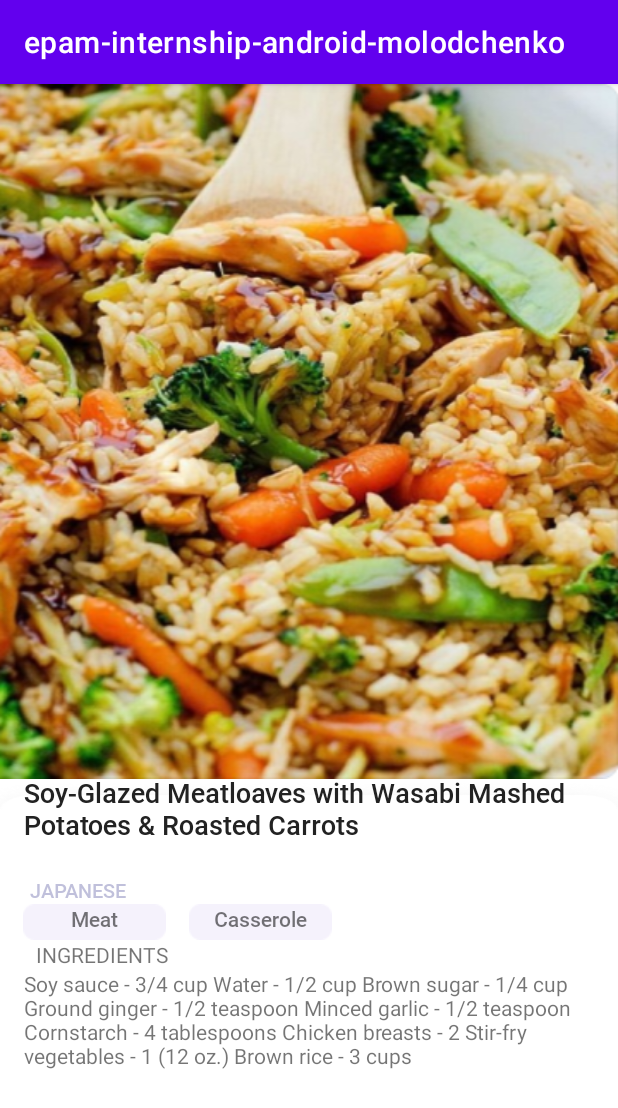
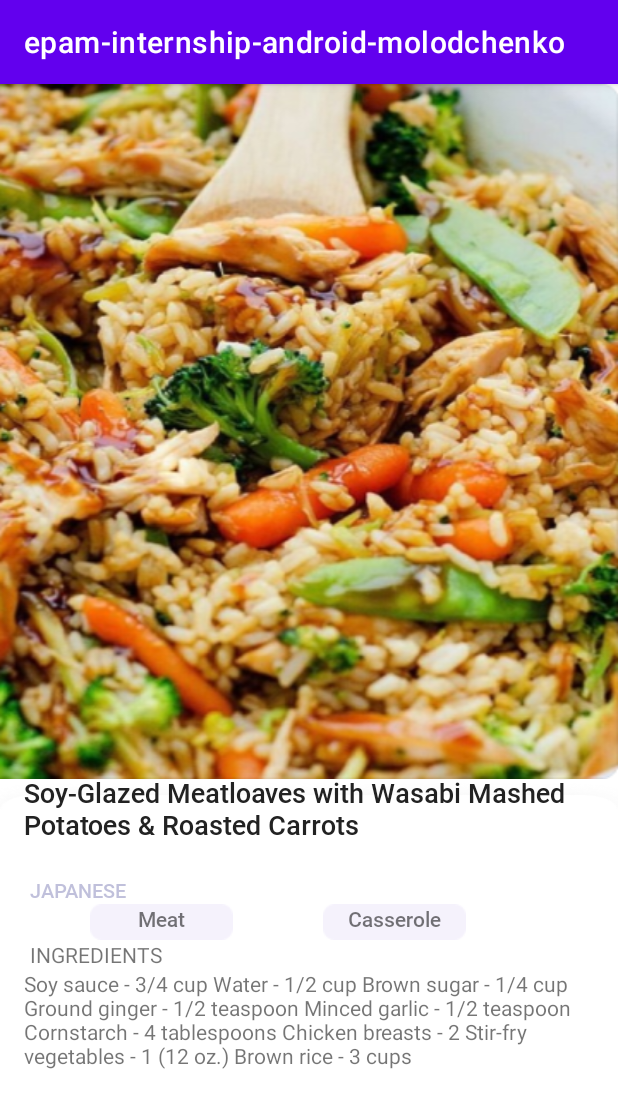
Before and after one commit to vjmo/epam_internship_android_molodchenko, an Android app: the screen it shows after launch (HostMainActivity), after a tap on "Soy-Glazed Meatloaves with Wasabi Mashed", on a phone screen of 412 x 824 dp. Shown: the top 1108 px of the screen. Run offline under Robolectric (Android 15) with nearby library versions, the phone set to English and light mode, and no system bars.

Commit message:
[Lection 12] [Molodchenko Veronika] Bug fixes

```diff
--- a/lection_8/app/src/main/java/com/example/epam_internship_android_molodchenko/CategoryAdapter.kt
+++ b/lection_8/app/src/main/java/com/example/epam_internship_android_molodchenko/CategoryAdapter.kt
@@ -45,7 +45,6 @@ class CategoryAdapter : RecyclerView.Adapter<CategoryViewHolder>() {
         }
 
     }
-        //clickListener.apply { notifyDataSetChanged() }
 
     override fun getItemCount(): Int = list.size
 
--- a/lection_8/app/src/main/java/com/example/epam_internship_android_molodchenko/CategoryViewHolder.kt
+++ b/lection_8/app/src/main/java/com/example/epam_internship_android_molodchenko/CategoryViewHolder.kt
@@ -16,10 +16,9 @@ class CategoryViewHolder(view: View) :
         imageCategory.setImageResource(modelCategory.imgCategory)
         itemView.setOnClickListener {
             cardCategory.isSelected = !cardCategory.isSelected
-            if (modelCategory.selectCategory)//?
+            if (modelCategory.selectCategory)
                 cardCategory.setBackgroundResource(R.color.pink)
             else cardCategory.setBackgroundResource(R.color.white)
-            //clickListener.invoke(modelCategory)
             clickListener.onItemClick(modelCategory)
         }
     }
--- a/lection_8/app/src/main/java/com/example/epam_internship_android_molodchenko/HostMainActivity.kt
+++ b/lection_8/app/src/main/java/com/example/epam_internship_android_molodchenko/HostMainActivity.kt
@@ -10,12 +10,10 @@ public class HostMainActivity : AppCompatActivity() {
     override fun onCreate(savedInstanceState: Bundle?) {
         super.onCreate(savedInstanceState)
         setContentView(R.layout.activity_host_main)
-        //if (savedInstanceState != null) {
         val fragmentManager: FragmentManager = supportFragmentManager
         fragmentManager
             .beginTransaction()
             .replace(R.id.host_activity, HostFragment())
             .commit()
-        //}
     }
 }
--- a/lection_8/app/src/main/java/com/example/epam_internship_android_molodchenko/MealAdapter.kt
+++ b/lection_8/app/src/main/java/com/example/epam_internship_android_molodchenko/MealAdapter.kt
@@ -4,10 +4,10 @@ import android.view.LayoutInflater
 import android.view.ViewGroup
 import androidx.recyclerview.widget.RecyclerView
 
-class MealAdapter(var clickListener: OnItemClickListenerMeal) : RecyclerView.Adapter<MealViewHolder>() {
+class MealAdapter(var clickListener: OnItemClickListenerMeal) :
+    RecyclerView.Adapter<MealViewHolder>() {
 
     private val list: MutableList<ModelMeal> = mutableListOf()
-    //var clickListener: (ModelMeal) -> Unit = {}
 
     override fun onCreateViewHolder(parent: ViewGroup, viewType: Int): MealViewHolder {
         val view = LayoutInflater.from(parent.context).inflate(R.layout.item_list, parent, false)
--- a/lection_8/app/src/main/java/com/example/epam_internship_android_molodchenko/MealListFragment.kt
+++ b/lection_8/app/src/main/java/com/example/epam_internship_android_molodchenko/MealListFragment.kt
@@ -37,7 +37,7 @@ class MealListFragment : Fragment() {
         super.onViewCreated(view, savedInstanceState)
 
         val clickListenerMeal = object : OnItemClickListenerMeal {
-            override fun onItemClick(modelMeal: ModelMeal)  {
+            override fun onItemClick(modelMeal: ModelMeal) {
                 parentFragmentManager.beginTransaction()
                     .replace(
                         R.id.host_fragment, MealDetailsFragment.newInstance(modelMeal.title)
@@ -53,7 +53,6 @@ class MealListFragment : Fragment() {
         recyclerViewMeal.layoutManager = LinearLayoutManager(context)
         recyclerViewMeal.adapter = recyclerViewAdapterMeal
 
-        recyclerViewAdapterMeal.clickListener
         recyclerViewAdapterMeal.setList(listOf(modelMealOne, modelMealTwo))
 
         recyclerViewAdapterMeal.clickListener = clickListenerMeal
@@ -61,10 +60,10 @@ class MealListFragment : Fragment() {
         val recyclerViewCategory = view.findViewById<RecyclerView>(R.id.rv_category)
         val recyclerViewAdapterCategory = CategoryAdapter()
 
-        recyclerViewCategory.layoutManager = LinearLayoutManager(context, LinearLayoutManager.HORIZONTAL, false )
+        recyclerViewCategory.layoutManager =
+            LinearLayoutManager(context, LinearLayoutManager.HORIZONTAL, false)
         recyclerViewCategory.adapter = recyclerViewAdapterCategory
 
-        recyclerViewAdapterCategory.clickListener
         recyclerViewAdapterCategory.setList(
             listOf(
                 modelCategoryOne,
--- a/lection_8/app/src/main/java/com/example/epam_internship_android_molodchenko/MealViewHolder.kt
+++ b/lection_8/app/src/main/java/com/example/epam_internship_android_molodchenko/MealViewHolder.kt
@@ -10,7 +10,7 @@ class MealViewHolder(view: View, private val clickListener: OnItemClickListenerM
     val title: TextView = view.findViewById<TextView>(R.id.txt_itm_meal_one)
     val image = view.findViewById<ImageView>(R.id.meal_one_img)
 
-    fun bind(modelMeal: ModelMeal){
+    fun bind(modelMeal: ModelMeal) {
         title.text = modelMeal.title
         image.setImageResource(modelMeal.imgRes)
         itemView.setOnClickListener {
--- a/lection_8/app/src/main/res/layout/category_item_list.xml
+++ b/lection_8/app/src/main/res/layout/category_item_list.xml
@@ -4,7 +4,7 @@
     android:layout_height="wrap_content"
     xmlns:app="http://schemas.android.com/apk/res-auto"
     android:gravity="center"
-    android:padding="2dp"
+    android:padding="@dimen/paddingForConstItemList"
     android:orientation="horizontal">
 
     <androidx.cardview.widget.CardView
--- a/lection_8/app/src/main/res/layout/fragment_meal_details.xml
+++ b/lection_8/app/src/main/res/layout/fragment_meal_details.xml
@@ -96,13 +96,12 @@
                     android:id="@+id/cass_txt"
                     android:layout_width="wrap_content"
                     android:layout_height="wrap_content"
-                    android:layout_alignBottom="@id/meat_txt"
-                    android:layout_marginEnd="196dp"
                     android:background="@drawable/btn_ter"
                     android:fontFamily="@font/roboto_medium"
                     android:text="@string/casserole_txt_str"
                     android:textAlignment="center"
                     app:layout_constraintEnd_toEndOf="parent"
+                    app:layout_constraintStart_toEndOf="@+id/txt_ingr"
                     app:layout_constraintTop_toTopOf="parent" />
 
                 <TextView
@@ -112,22 +111,20 @@
                     android:text="@string/ingr_txt_str"
                     app:layout_constraintBottom_toTopOf="@+id/rec_txt"
                     app:layout_constraintEnd_toEndOf="parent"
-                    app:layout_constraintHorizontal_bias="0.072"
+                    android:layout_marginRight="@dimen/paddingTextViewDetails"
                     app:layout_constraintStart_toStartOf="parent"
-                    app:layout_constraintTop_toBottomOf="@+id/meat_txt"
-                    app:layout_constraintVertical_bias="0.541" />
+                    app:layout_constraintTop_toBottomOf="@+id/meat_txt" />
 
                 <TextView
                     android:id="@+id/rec_txt"
                     android:layout_width="match_parent"
                     android:layout_height="wrap_content"
-                    android:layout_marginStart="16dp"
-                    android:layout_marginBottom="93dp"
+                    android:layout_marginStart="@dimen/layout_marginStartTextViewDetails"
+                    android:layout_marginBottom="@dimen/layout_marginBottomTextViewDetails"
                     android:text="@string/rec_str"
                     app:layout_constraintBottom_toTopOf="@+id/video_img_id"
                     app:layout_constraintStart_toStartOf="parent"
                     app:layout_constraintTop_toTopOf="parent"
-                    app:layout_constraintVertical_bias="1.0"
                     tools:ignore="MissingConstraints" />
 
                 <ImageView
--- a/lection_8/app/src/main/res/layout/fragment_meal_list.xml
+++ b/lection_8/app/src/main/res/layout/fragment_meal_list.xml
@@ -30,7 +30,6 @@
         android:foregroundGravity="center"
         android:orientation="horizontal"
         app:layout_constraintEnd_toEndOf="parent"
-        app:layout_constraintHorizontal_bias="0.0"
         app:layout_constraintStart_toStartOf="parent"
         app:layout_constraintTop_toBottomOf="@+id/textView"
         tools:itemCount="1"
@@ -53,10 +52,8 @@
             android:layout_height="wrap_content"
             app:layout_constraintBottom_toBottomOf="parent"
             app:layout_constraintEnd_toEndOf="parent"
-            app:layout_constraintHorizontal_bias="0.0"
             app:layout_constraintStart_toStartOf="parent"
             app:layout_constraintTop_toBottomOf="@+id/rv_category"
-            app:layout_constraintVertical_bias="0.0"
             tools:itemCount="2"
             tools:listitem="@layout/item_list" />
     </androidx.cardview.widget.CardView>
--- a/lection_8/app/src/main/res/values/dimens.xml
+++ b/lection_8/app/src/main/res/values/dimens.xml
@@ -37,4 +37,9 @@
     <dimen name="layout_margin_for_card_category">10dp</dimen>
     <dimen name="layout_marginLeft_for_rv_cat">20dp</dimen>
     <dimen name="layout_marginRight_for_rv_cat">10dp</dimen>
+    <dimen name="paddingConstItemCategory">2dp</dimen>
+    <dimen name="layout_marginBottomTextViewDetails">94dp</dimen>
+    <dimen name="layout_marginStartTextViewDetails">16dp</dimen>
+    <dimen name="paddingTextViewDetails">290dp</dimen>
+    <dimen name="layout_marginEndDetailsText">196dp</dimen>
 </resources>
```
Lines whose indentation alone changed are shown as unchanged.
